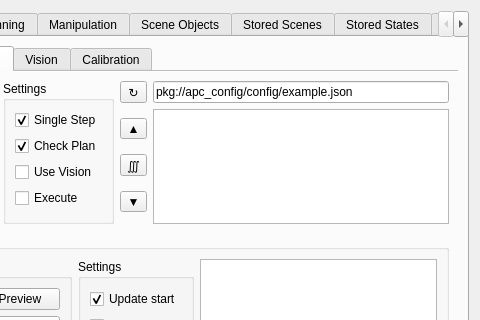
Above: visualization/motion_planning_rviz_plugin/src/ui/motion_planning_rviz_plugin_frame.ui from ehuang3/moveit_ros before the change; both pictures show x 161 to 641 and y 0 to 320 of the 641 by 919 pixel window. Below: the same form after it.
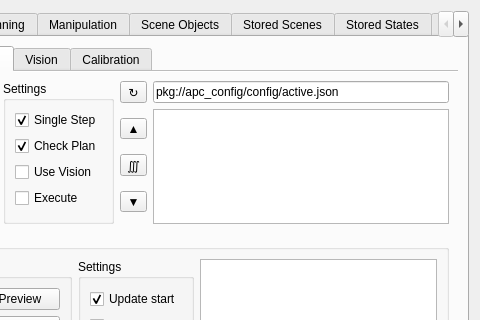
That is the form after the change. The open tabs and pages were chosen to show the change.

Diff of the .ui file:
```diff
--- a/visualization/motion_planning_rviz_plugin/src/ui/motion_planning_rviz_plugin_frame.ui
+++ b/visualization/motion_planning_rviz_plugin/src/ui/motion_planning_rviz_plugin_frame.ui
@@ -821,7 +821,7 @@
                     </sizepolicy>
                    </property>
                    <property name="text">
-                    <string>pkg://apc_config/config/example.json</string>
+                    <string>pkg://apc_config/config/active.json</string>
                    </property>
                   </widget>
                  </item>
```
Left out of the diff: 11 changed lines with no effect on the pictures.
